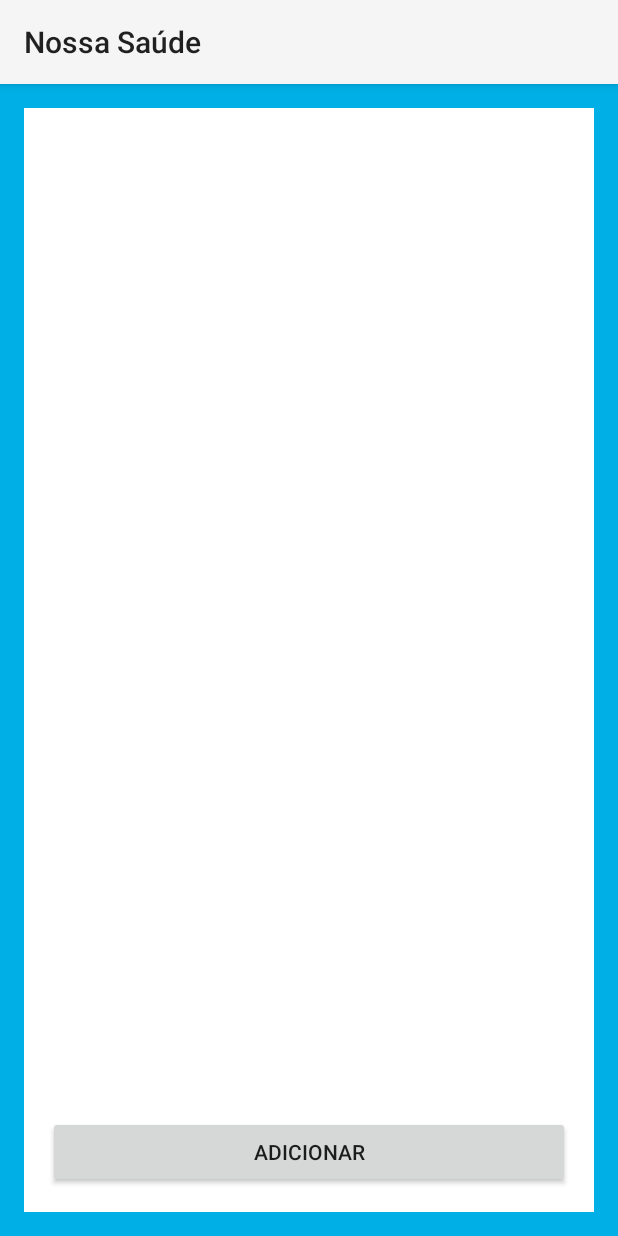
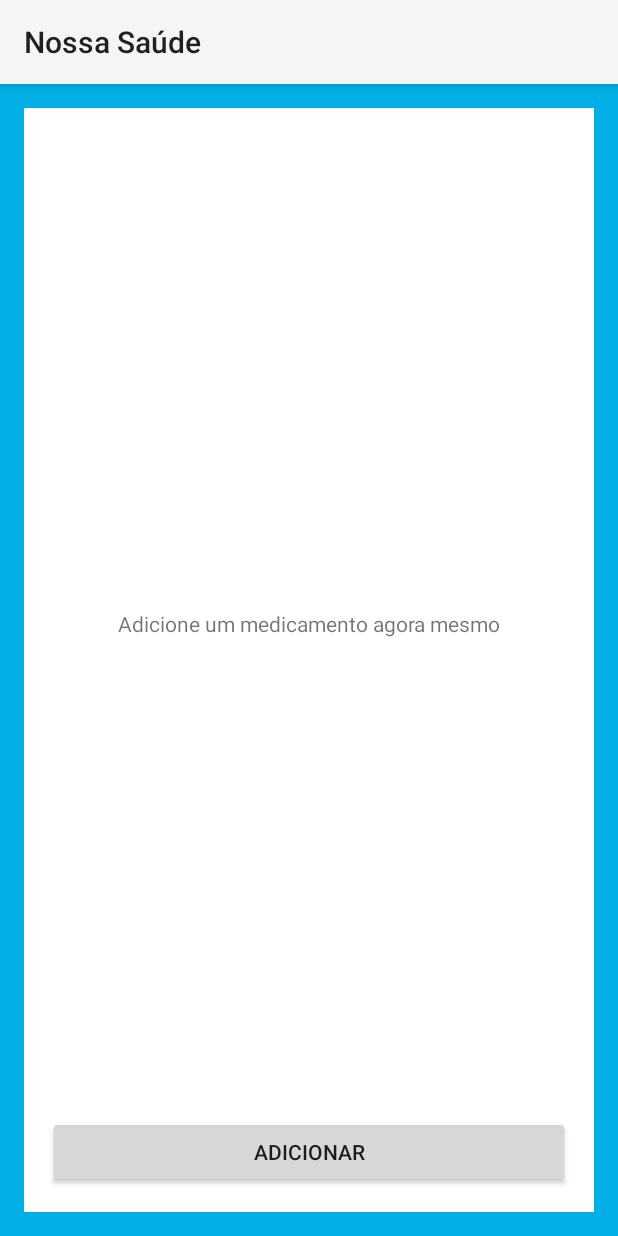
Before and after one commit to felipsimoes/nossaSaude, an Android app: the MedicamentoActivity screen opened directly, with no data from a screen before it, on a phone screen of 412 x 824 dp. Run offline under Robolectric (Android 15) with nearby library versions, the light colour scheme and no system bars; our stand-ins replace ButterKnife; libraries missing offline, so code that uses them is left out: io.realm; 3 statements that could not run were skipped.

Commit message:
Emptyview na lista de medicamentos

```diff
--- a/app/src/main/java/com/example/app/nossasaudeapp/AlarmReceiver.java
+++ b/app/src/main/java/com/example/app/nossasaudeapp/AlarmReceiver.java
@@ -1,15 +1,9 @@
 package com.example.app.nossasaudeapp;
 
-import android.app.Notification;
-import android.app.NotificationManager;
-import android.app.PendingIntent;
 import android.content.BroadcastReceiver;
 import android.content.Context;
 import android.content.Intent;
-import android.graphics.Color;
-import android.support.v4.app.NotificationCompat;
 import android.support.v4.content.LocalBroadcastManager;
-import android.util.Log;
 
 import com.example.app.nossasaudeapp.data.Medicamento;
 import com.example.app.nossasaudeapp.util.NotificationUtil;
--- a/app/src/main/java/com/example/app/nossasaudeapp/activities/MedicamentoActivity.java
+++ b/app/src/main/java/com/example/app/nossasaudeapp/activities/MedicamentoActivity.java
@@ -9,6 +9,7 @@ import android.view.View;
 import android.widget.AdapterView;
 import android.widget.Button;
 import android.widget.ListView;
+import android.widget.RelativeLayout;
 
 import com.example.app.nossasaudeapp.Adapter.MedicamentosAdapter;
 import com.example.app.nossasaudeapp.R;
@@ -29,6 +30,8 @@ public class MedicamentoActivity extends AppCompatActivity {
     ListView lvmedicamento;
     @BindView(R.id.btnaddmedicamento)
     Button btnAddMedicamento;
+    @BindView(R.id.empty_view_medicamentos)
+    RelativeLayout emptyViewMedicamentos;
     private Realm realm = Realm.getDefaultInstance();
 
     @Override
@@ -36,6 +39,8 @@ public class MedicamentoActivity extends AppCompatActivity {
         super.onCreate(savedInstanceState);
         setContentView(R.layout.activity_medicamento);
         ButterKnife.bind(this);
+
+        lvmedicamento.setEmptyView(emptyViewMedicamentos);
 
         List<Medicamento> listMedicamentos = new ArrayList<Medicamento>();
         RealmResults<Medicamento> medicamentoRealmList = realm.where(Medicamento.class).findAll();
--- a/app/src/main/res/layout/activity_medicamento.xml
+++ b/app/src/main/res/layout/activity_medicamento.xml
@@ -18,6 +18,22 @@
         tools:layout_editor_absoluteX="8dp"
         tools:layout_editor_absoluteY="8dp">
 
+        <RelativeLayout
+            android:id="@+id/empty_view_medicamentos"
+            android:layout_width="match_parent"
+            android:layout_height="wrap_content"
+            android:layout_weight="1">
+
+            <TextView
+                android:id="@+id/textView"
+                android:layout_width="match_parent"
+                android:layout_height="wrap_content"
+                android:textAlignment="center"
+                android:layout_centerInParent="true"
+                android:layout_centerHorizontal="true"
+                android:text="Adicione um medicamento agora mesmo" />
+        </RelativeLayout>
+
         <ListView
             android:id="@+id/lvmedicamento"
             android:layout_width="match_parent"
@@ -28,6 +44,7 @@
             android:id="@+id/btnaddmedicamento"
             android:layout_width="match_parent"
             android:layout_height="wrap_content"
+            android:layout_weight="1"
             android:text="Adicionar" />
 
     </LinearLayout>
```
